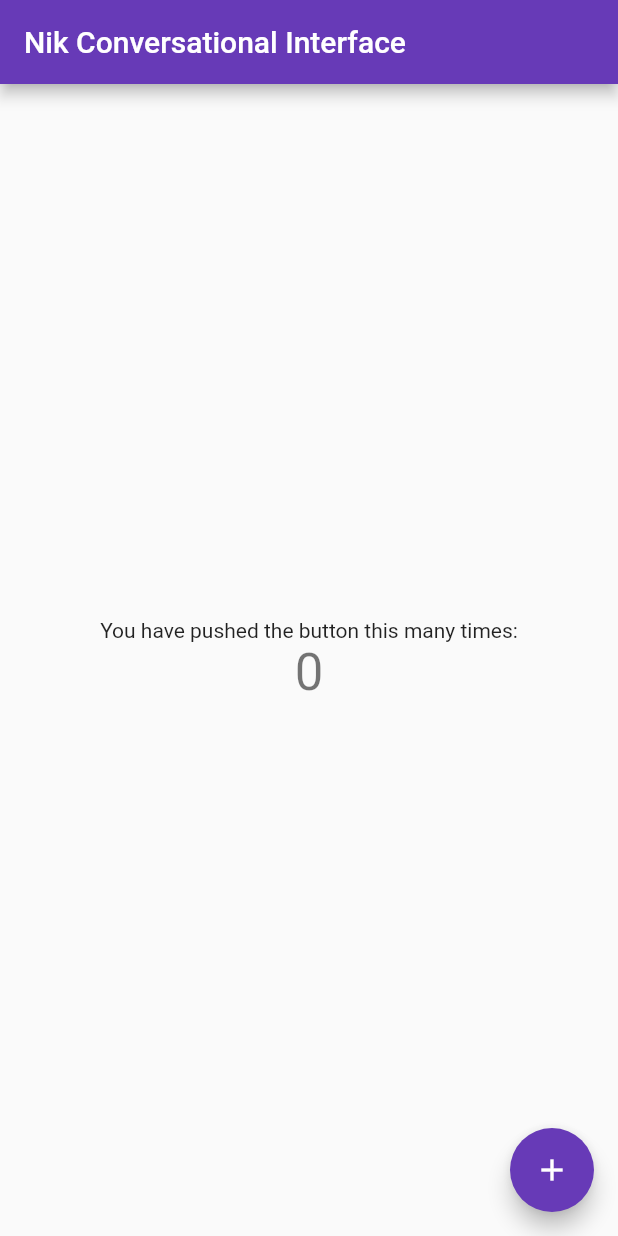
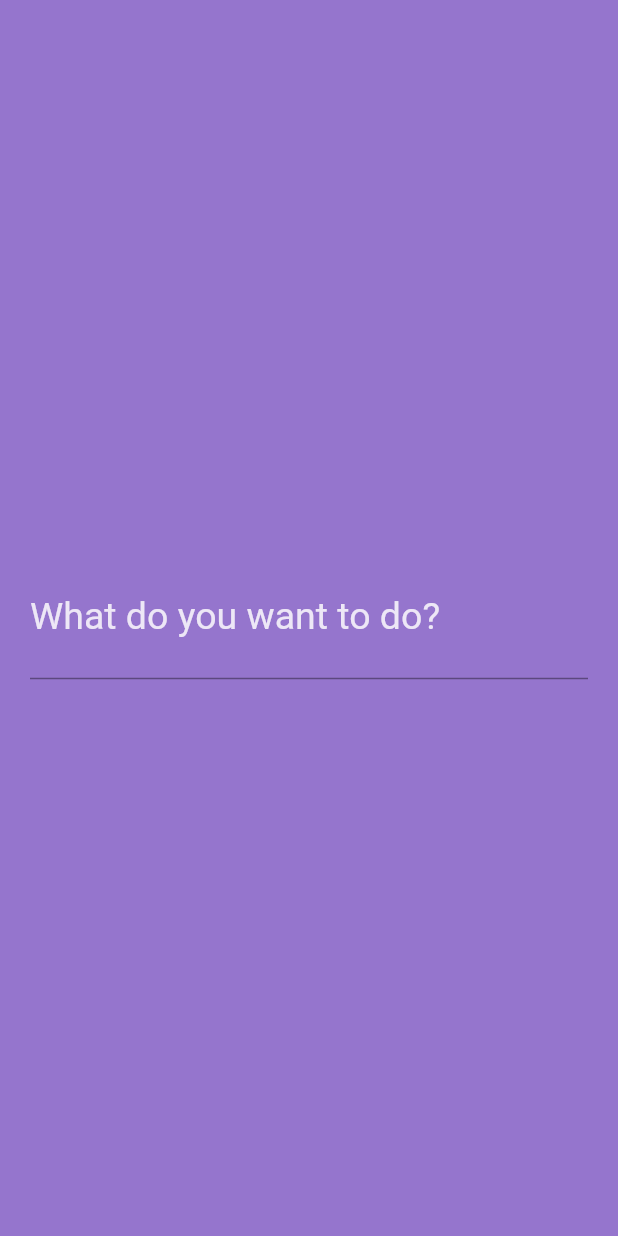
Before and after one commit to platinos/Conversational-Interface, a Flutter app: the screen it shows after launch, on a phone screen of 412 x 824 dp. Run offline on Flutter 3.47's test engine with Material 2 defaults, Android fonts, the phone set to English and light mode, and no system bars.

Commit message:
updated interface

```diff
--- a/app/lib/main.dart
+++ b/app/lib/main.dart
@@ -8,17 +8,10 @@ class MyApp extends StatelessWidget {
   Widget build(BuildContext context) {
     return MaterialApp(
       title: 'Nik',
+      debugShowCheckedModeBanner: false,
       theme: ThemeData(
-        // This is the theme of your application.
-        //
-        // Try running your application with "flutter run". You'll see the
-        // application has a blue toolbar. Then, without quitting the app, try
-        // changing the primarySwatch below to Colors.green and then invoke
-        // "hot reload" (press "r" in the console where you ran "flutter run",
-        // or simply save your changes to "hot reload" in a Flutter IDE).
-        // Notice that the counter didn't reset back to zero; the application
-        // is not restarted.
-        primarySwatch: Colors.deepPurple,
+
+
       ),
       home: MyHomePage(title: 'Nik Conversational Interface'),
     );
@@ -44,18 +37,7 @@ class MyHomePage extends StatefulWidget {
 }
 
 class _MyHomePageState extends State<MyHomePage> {
-  int _counter = 0;
 
-  void _incrementCounter() {
-    setState(() {
-      // This call to setState tells the Flutter framework that something has
-      // changed in this State, which causes it to rerun the build method below
-      // so that the display can reflect the updated values. If we changed
-      // _counter without calling setState(), then the build method would not be
-      // called again, and so nothing would appear to happen.
-      _counter++;
-    });
-  }
 
   @override
   Widget build(BuildContext context) {
@@ -66,14 +48,11 @@ class _MyHomePageState extends State<MyHomePage> {
     // fast, so that you can just rebuild anything that needs updating rather
     // than having to individually change instances of widgets.
     return Scaffold(
-      appBar: AppBar(
-        // Here we take the value from the MyHomePage object that was created by
-        // the App.build method, and use it to set our appbar title.
-        title: Text(widget.title),
-      ),
-      body: Center(
-        // Center is a layout widget. It takes a single child and positions it
-        // in the middle of the parent.
+
+      backgroundColor: Colors.deepPurple[300],
+      body: new Container(
+           margin: const EdgeInsets.only(left: 20.0, right: 20.0),
+
         child: Column(
           // Column is also layout widget. It takes a list of children and
           // arranges them vertically. By default, it sizes itself to fit its
@@ -90,22 +69,23 @@ class _MyHomePageState extends State<MyHomePage> {
           // axis because Columns are vertical (the cross axis would be
           // horizontal).
           mainAxisAlignment: MainAxisAlignment.center,
+
           children: <Widget>[
-            Text(
-              'You have pushed the button this many times:',
-            ),
-            Text(
-              '$_counter',
-              style: Theme.of(context).textTheme.display1,
-            ),
+            TextField(
+              cursorColor: Colors.deepPurple,
+              decoration: InputDecoration(
+              labelText: "What do you want to do?",
+              labelStyle:TextStyle(color: Colors.deepPurple[50],fontWeight: FontWeight.w400, fontSize: 25),
+             focusedBorder: UnderlineInputBorder(
+                      borderSide: BorderSide(color: Colors.deepPurple),
+                      ),
+              ),
+              style: TextStyle(color: Colors.deepPurple ,fontWeight: FontWeight.w300, fontSize: 30),
+              ),
+
           ],
         ),
       ),
-      floatingActionButton: FloatingActionButton(
-        onPressed: _incrementCounter,
-        tooltip: 'Increment',
-        child: Icon(Icons.add),
-      ), // This trailing comma makes auto-formatting nicer for build methods.
     );
   }
 }
```
